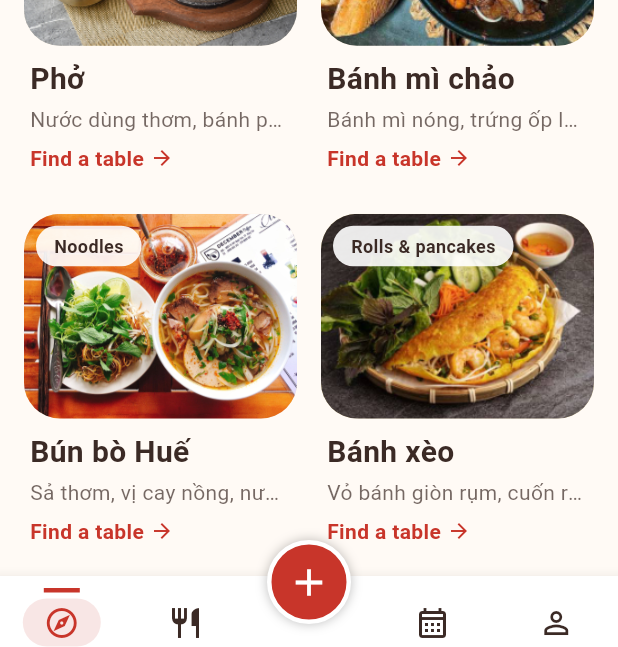
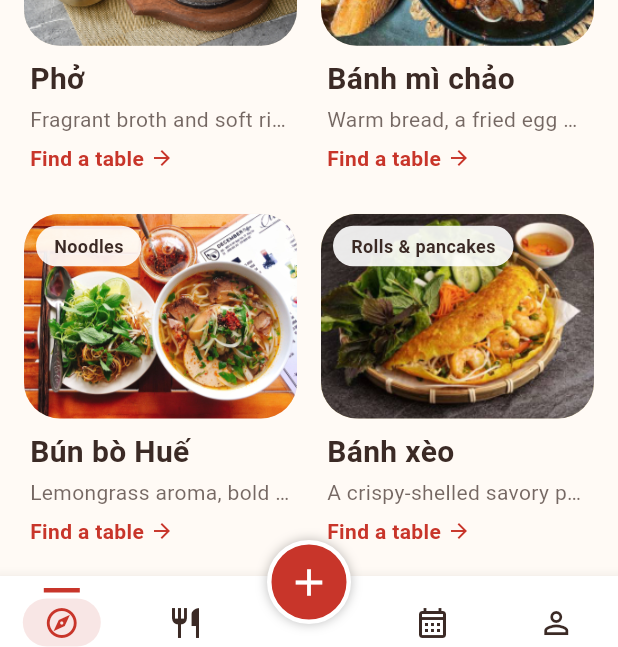
Before and after one commit to letiendat0501tbvn-bit/nhom_Dat_Kien_Long, a Flutter app: the screen it shows after launch, after a tap on "EN", on a phone screen of 412 x 824 dp. Shown: the part 552-1199 px from the top of the screen. Run offline on Flutter 3.47's test engine with Material 3 defaults, Android fonts, the phone set to English and light mode, and no system bars; accounts and stored records are empty.

Commit message:
feat: add mock registration, English dish descriptions, logo and rename

```diff
--- /dev/null
+++ b/lib/data/dish_descriptions_en.dart
@@ -0,0 +1,81 @@
+// Mô tả món bằng tiếng Anh (id món -> mô tả). Tên món giữ nguyên tiếng Việt vì là tên riêng;
+// một số tên nguyên liệu/nước chấm đặc trưng được giữ tiếng Việt kèm giải thích ngắn.
+// Món thiếu trong bảng thì giao diện dùng mô tả tiếng Việt (Dish.descriptionFor).
+const kDishDescriptionsEn = <String, String>{
+  // ---------- Bún & mì (14) ----------
+  'pho':
+      'Fragrant broth and soft rice noodles: a bowl that warms you right up.',
+  'bun-bo-hue':
+      'Lemongrass aroma, bold chili heat and a rich broth, true to Huế.',
+  'mi-quang': 'Turmeric noodles in a small pool of rich broth, topped with crunchy sesame rice crackers (bánh tráng).',
+  'bun-cha': 'Fragrant grilled pork, fresh rice vermicelli (bún) and a bowl of dipping broth, a Hanoi classic.',
+  'hu-tieu': 'Lightly chewy hủ tiếu noodles in a naturally sweet bone broth, good for breakfast or a late-night bite.',
+  'bun-rieu': 'A gently sour broth with the sweetness of field crab, plus tomato and tofu.',
+  'bun-dau-mam-tom': 'Crispy fried tofu, bún lá (vermicelli sheets) and chả cơm patties, dipped in whipped shrimp paste (mắm tôm).',
+  'cao-lau': 'The signature chewy noodles of Hội An with sliced roast pork (thịt xíu), fresh herbs and just a little sauce.',
+  'banh-canh': 'Thick, chewy noodles in a velvety broth, served with pork knuckle or crab.',
+  'hu-tieu-go': 'A small bowl of hủ tiếu sold by evening street vendors: clear broth and fragrant minced pork.',
+  'pho-chay': 'A broth made from vegetables, mushrooms and tofu: light and easy to eat.',
+  'bun-hue-chay': 'The signature spicy kick of bún bò Huế, made entirely with vegetarian ingredients.',
+  'mi-vit-tiem': 'Tender, fragrant duck braised with Chinese herbs, a rich broth and chewy yellow noodles.',
+  'bun-thit-nuong': 'Fresh rice vermicelli (bún), charred grilled pork, fresh herbs and sweet-and-sour fish sauce (nước mắm).',
+
+  // ---------- Bánh mặn (7) ----------
+  'banh-mi-chao':
+      'Warm bread, a fried egg and a hearty sauce, served sizzling in the pan.',
+  'banh-mi': 'A crisp baguette (bánh mì) filled with meat, pâté, fresh herbs and pickles (đồ chua).',
+  'bot-chien': 'Golden, crispy fried flour cakes with egg and scallions, dipped in chili sauce (tương ớt).',
+  'banh-beo': 'Soft little bánh bèo cups topped with dried shrimp (tôm chấy) and scallion oil, drizzled with sweet fish sauce.',
+  'banh-khot': 'Small pancakes with a crispy shell and a shrimp filling, wrapped in fresh herbs and dipped in fish sauce.',
+  'banh-bao':
+      'A fluffy, soft steamed bun filled with piping hot pork and quail egg.',
+  'banh-gio': 'A banana-leaf-wrapped pyramid dumpling filled with pork and wood-ear mushrooms, best eaten hot in the morning.',
+
+  // ---------- Cuốn & bánh (6) ----------
+  'banh-xeo': 'A crispy-shelled savory pancake, wrapped in fresh greens and dipped in fish sauce.',
+  'goi-cuon': 'Shrimp, pork, vermicelli and fresh herbs rolled in rice paper (bánh tráng) and dipped in sauce.',
+  'banh-cuon': 'Thin sheets of rice batter steamed hot, filled with pork and mushroom, served with chả (pork roll) and fish sauce.',
+  'nem-lui': 'Fragrant grilled pork on lemongrass skewers: wrap it yourself in rice paper with herbs and dip it in sauce.',
+  'nem-ran': 'Golden, crispy fried rolls filled with pork, glass noodles and wood-ear mushrooms, dipped in sweet-and-sour fish sauce.',
+  'bo-bia': 'Rolls of jicama, Chinese sausage (lạp xưởng), egg and herbs, dipped in sweet sauce.',
+
+  // ---------- Cơm & xôi (7) ----------
+  'com-tam': 'Broken rice with a grilled pork chop and a touch of fragrant scallion oil (mỡ hành).',
+  'com-ga': 'Rice cooked in chicken broth, topped with shredded chicken and fried shallots, with a ginger dipping sauce.',
+  'xoi-man': 'Sticky rice with pork floss (chà bông), quail eggs and fried shallots, a filling breakfast.',
+  'com-nieu': 'Hot rice in a clay pot with a crispy bottom crust, eaten with braised dishes and soup.',
+  'com-chien':
+      'Fluffy fried rice with egg, Chinese sausage (lạp xưởng) and vegetables.',
+  'chao': "Soft-cooked rice porridge with minced pork, fried dough sticks (quẩy) and scallions, ideal when you're tired or eating late.",
+  'xoi-xeo': 'Golden sticky rice with nutty mung bean, topped with fried shallots and rich, fragrant chicken fat.',
+
+  // ---------- Món lẩu (5) ----------
+  'lau': 'A hot pot to dip into together while swapping stories.',
+  'lau-thai': 'A hot-and-sour broth fragrant with lemongrass and kaffir lime leaves, for dipping seafood and vegetables.',
+  'lau-bo': 'A sweet, slow-simmered beef broth for dipping rare beef, tendon and vegetables.',
+  'lau-nam': 'A light, naturally sweet mushroom hot pot for dipping vegetables and tofu, great for vegetarians.',
+  'lau-ga-la-e': 'Free-range chicken in a broth fragrant with lá é (a Vietnamese aromatic herb), mildly spicy, served with vermicelli (bún).',
+
+  // ---------- Ăn vặt (12) ----------
+  'oc':
+      'A plate of snails, a glass of iced tea (trà đá) and hours of chatting.',
+  'banh-trang-nuong': 'Crispy grilled rice paper (bánh tráng) with egg, scallions, sausage and chili sauce.',
+  'banh-trang-tron': 'Shredded rice paper tossed with beef jerky, quail eggs, green mango and rau răm (Vietnamese coriander).',
+  'cha-ca': 'Golden fried fish cake fragrant with dill, eaten hot with shrimp paste (mắm tôm) or fish sauce.',
+  'nem-chua-ran': 'Fermented pork rolls (nem chua) fried crispy outside and mildly tangy inside, with chili sauce.',
+  'ca-vien-chien': 'Crispy fried fish balls on skewers, dipped in plum sauce (tương xí muội) or chili sauce.',
+  'hot-vit-lon': 'Hot boiled balut (fertilized duck egg), eaten with a salt-pepper-lime dip and rau răm (Vietnamese coriander).',
+  'che-buoi': 'Crunchy pomelo pith and mung beans in lightly sweet coconut milk (nước cốt dừa).',
+  'che-ba-mau': 'Red beans, mung beans and pandan jelly, topped with coconut milk and shaved ice.',
+  'che-thai': 'Fruit, jelly, coconut milk and ice: cool relief on a hot day.',
+  'sua-chua-nep-cam': 'Cool, lightly tangy yogurt over soft, fragrant black sticky rice (nếp cẩm).',
+  'bap-xao': 'Corn stir-fried with butter, dried shrimp (tép khô) and scallions, a familiar afternoon snack.',
+
+  // ---------- Đồ uống (5) ----------
+  'tra-sua': 'Rich, sweet milk tea with tapioca pearls or jelly, as you like.',
+  'ca-phe': 'A strong coffee, hot or iced, perfect for a long chat.',
+  'sinh-to-bo':
+      'Smooth avocado blended with condensed milk: creamy, fragrant and cool.',
+  'nuoc-mia': 'Freshly pressed sugarcane juice with a touch of kumquat (quất) for aroma, best ice-cold on a sunny day.',
+  'tra-dao': 'Refreshing peach tea with crisp peach pieces and lemongrass.',
+};
--- a/lib/data/mock_dishes.dart
+++ b/lib/data/mock_dishes.dart
@@ -1,3 +1,4 @@
+import 'dish_descriptions_en.dart';
 import 'dish_images.dart';
 import 'logic/text_search.dart';
 import 'mock/mock_support.dart';
@@ -90,6 +91,7 @@ Dish _dish(
     isTrending: hot,
     mealTimes: _meals(meals),
     imageAsset: dishImageAsset(id),
+    descriptionEn: kDishDescriptionsEn[id],
   );
 }
 
--- a/lib/data/models/dish.dart
+++ b/lib/data/models/dish.dart
@@ -19,6 +19,7 @@ class Dish {
     this.isTrending = false,
     this.mealTimes = const [],
     this.imageAsset,
+    this.descriptionEn,
   });
 
   final String id; // slug, ví dụ 'pho'
@@ -37,4 +38,13 @@ class Dish {
   final List<MealTime> mealTimes; // buổi ăn phù hợp
   // Đường dẫn ảnh trong assets; null (hoặc file không đọc được) thì dùng ô màu + emoji.
   final String? imageAsset;
+  // Mô tả tiếng Anh; null thì dùng mô tả tiếng Việt. Tên món luôn giữ tiếng Việt.
+  final String? descriptionEn;
+
+  // Mô tả theo ngôn ngữ đang chọn, có dự phòng về tiếng Việt nếu thiếu bản dịch.
+  String descriptionFor(AppLanguage language) {
+    final en = descriptionEn;
+    if (language == AppLanguage.en && en != null && en.isNotEmpty) return en;
+    return description;
+  }
 }
--- a/lib/ui/components/dice_sheet.dart
+++ b/lib/ui/components/dice_sheet.dart
@@ -221,7 +221,7 @@ class _DiceSheetState extends State<DiceSheet>
           ),
           const SizedBox(height: 4),
           Text(
-            dish.description,
+            dish.descriptionFor(t.language),
             maxLines: 2,
             overflow: TextOverflow.ellipsis,
             style: const TextStyle(fontSize: 16, height: 1.4),
--- a/lib/ui/components/dish_card.dart
+++ b/lib/ui/components/dish_card.dart
@@ -52,7 +52,7 @@ class DishCard extends StatelessWidget {
                   ),
                   const SizedBox(height: 2),
                   Text(
-                    dish.description,
+                    dish.descriptionFor(t.language),
                     maxLines: 1,
                     overflow: TextOverflow.ellipsis,
                     style: TextStyle(
--- a/lib/ui/screens/dish_detail_screen.dart
+++ b/lib/ui/screens/dish_detail_screen.dart
@@ -105,7 +105,7 @@ class _DishDetailScreenState extends State<DishDetailScreen> {
             ],
             const SizedBox(height: 12),
             Text(
-              dish.description,
+              dish.descriptionFor(t.language),
               style: const TextStyle(fontSize: 16, height: 1.4),
             ),
             if (dish.tastes.isNotEmpty) ...[
```
Also changed, not shown: 3 other files.
